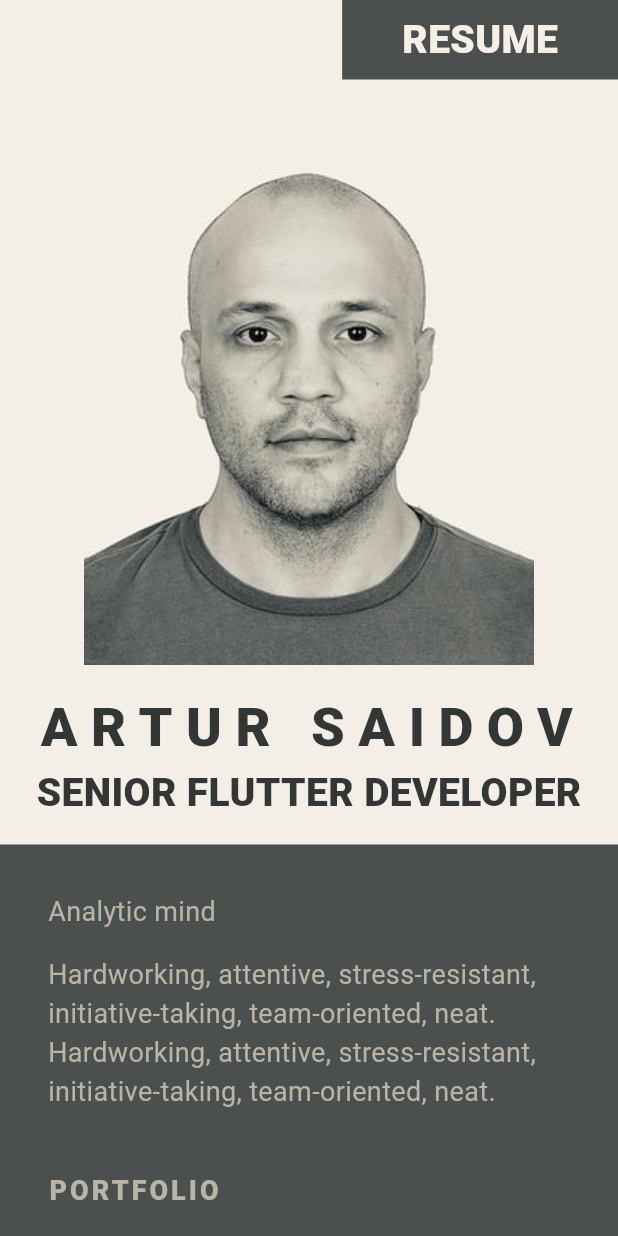
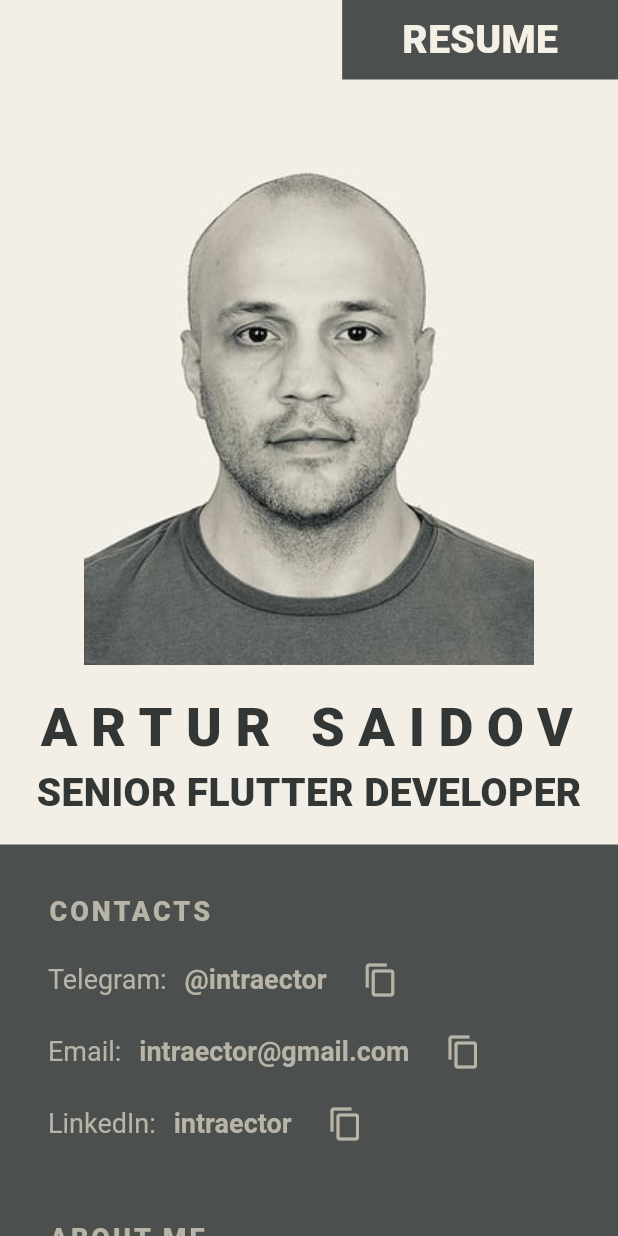
Before and after one commit to intraector/intraector.github.io, a Flutter app: the screen it shows after launch, on a phone screen of 412 x 824 dp. Run offline on Flutter 3.47's test engine with Material 3 defaults, Android fonts, the phone set to English and light mode, and no system bars.

Commit message:
add contacts

```diff
--- a/lib/l10n/intl_en.arb
+++ b/lib/l10n/intl_en.arb
@@ -3,15 +3,18 @@
 	"jobTitle": "Senior Flutter Developer",
 	"location": "Antalya, Turkey",
 	"email": "intraector@gmail.com",
+	"contacts": "Contacts",
 	"experience": "Experience",
+	"aboutMe": "About me",
 	"resume": "Resume",
+	"copied": "Copied",
 	"aboutMeLine1": "Analytic mind",
 	"aboutMeLine2": "Hardworking, attentive, stress-resistant, initiative-taking, team-oriented, neat.",
 	"profSkills": "Professional Skills",
 	"skillsList": "Flutter Web, Android, iOS, Bloc, Provider, MVVM, MVP, Dio, Http, Clean Architecture, SOLID, REST, Google Maps, Git, Firebase, Storage, Cloud Messaging, Cloud Functions, authorization, animations, multiple app flavors/targets, dependency injection, unit testing, mobile analytics, publishing",
 	"education": "Education",
 	"universityTitle": "Dagestan State University, Russia",
-	"universityPeriod": "Graduated in 2005 with Masters Degree in Mathematics",
+	"universityPeriod": "Graduated in 2005, Master's Degree in Mathematics",
 	"portfolio": "Portfolio",
 	"company1Name": "ZapApp",
 	"company1Period": "[2019 - 2021] Flutter Developer",
--- a/lib/main.dart
+++ b/lib/main.dart
@@ -15,7 +15,7 @@ class MainApp extends StatelessWidget {
   Widget build(BuildContext context) {
     return MaterialApp(
       theme: ThemeData(
-        colorSchemeSeed: AppColors.primary,
+        primaryColor: AppColors.primary,
         textButtonTheme: TextButtonThemeData(
           style: TextButton.styleFrom(
             foregroundColor: AppColors.shade2,
--- a/lib/src/big_screen.dart
+++ b/lib/src/big_screen.dart
@@ -51,6 +51,7 @@ class BigScreen extends StatelessWidget {
               const Skills(),
               const SizedBox(height: 32),
               const Education(),
+              const SizedBox(height: 32),
             ],
           ),
         ),
--- a/lib/src/small_screen.dart
+++ b/lib/src/small_screen.dart
@@ -3,8 +3,10 @@ import 'package:flutter/material.dart';
 import 'theme/app_styles.dart';
 import 'utils/context_ext.dart';
 import 'widgets/about_me.dart';
+import 'widgets/education.dart';
 import 'widgets/experience.dart';
 import 'widgets/main_badge.dart';
+import 'widgets/skills.dart';
 
 class SmallScreen extends StatelessWidget {
   const SmallScreen({super.key});
@@ -39,10 +41,17 @@ class SmallScreen extends StatelessWidget {
         ),
         const SizedBox(height: 16),
         const AboutMe(),
-        const SizedBox(height: 16),
         const Padding(
           padding: EdgeInsets.all(32),
           child: Experience(),
+        ),
+        const Padding(
+          padding: EdgeInsets.symmetric(horizontal: 32),
+          child: Skills(),
+        ),
+        const Padding(
+          padding: EdgeInsets.all(32),
+          child: Education(),
         ),
       ],
     );
--- a/lib/src/widgets/about_me.dart
+++ b/lib/src/widgets/about_me.dart
@@ -4,6 +4,7 @@ import 'package:url_launcher/url_launcher.dart';
 import '../theme/app_colors.dart';
 import '../theme/app_styles.dart';
 import '../utils/context_ext.dart';
+import 'copy_button.dart';
 
 class AboutMe extends StatelessWidget {
   const AboutMe({super.key, this.constraints});
@@ -36,6 +37,121 @@ class AboutMe extends StatelessWidget {
       child: Column(
         crossAxisAlignment: CrossAxisAlignment.start,
         children: [
+          Text(
+            context.s.contacts.toUpperCase(),
+            style: AppStyles.s18.copyWith(
+              color: AppColors.shade1,
+              fontWeight: FontWeight.w900,
+              letterSpacing: 2,
+            ),
+          ),
+          const SizedBox(height: 8),
+          RichText(
+            text: TextSpan(
+              text: 'Telegram:',
+              style: AppStyles.s18.copyWith(
+                color: AppColors.shade1,
+              ),
+              children: [
+                WidgetSpan(
+                  alignment: PlaceholderAlignment.middle,
+                  child: TextButton(
+                    onPressed: () {
+                      launchUrl(
+                        Uri.parse('https://t.me/intraector'),
+                      );
+                    },
+                    child: Text(
+                      '@intraector',
+                      style: AppStyles.s18.copyWith(
+                        color: AppColors.shade1,
+                      ),
+                    ),
+                  ),
+                ),
+                const WidgetSpan(
+                  alignment: PlaceholderAlignment.middle,
+                  child: CopyButton(
+                    text: 'intraector',
+                  ),
+                ),
+              ],
+            ),
+          ),
+          RichText(
+            text: TextSpan(
+              text: 'Email:',
+              style: AppStyles.s18.copyWith(
+                color: AppColors.shade1,
+              ),
+              children: [
+                WidgetSpan(
+                  alignment: PlaceholderAlignment.middle,
+                  child: TextButton(
+                    onPressed: () {
+                      launchUrl(
+                        Uri.parse('mailto:intraector@gmail.com'),
+                      );
+                    },
+                    child: Text(
+                      'intraector@gmail.com',
+                      style: AppStyles.s18.copyWith(
+                        color: AppColors.shade1,
+                      ),
+                    ),
+                  ),
+                ),
+                const WidgetSpan(
+                  alignment: PlaceholderAlignment.middle,
+                  child: CopyButton(
+                    text: 'intraector@gmail.com',
+                  ),
+                ),
+              ],
+            ),
+          ),
+          RichText(
+            text: TextSpan(
+              text: 'LinkedIn:',
+              style: AppStyles.s18.copyWith(
+                color: AppColors.shade1,
+              ),
+              children: [
+                WidgetSpan(
+                  alignment: PlaceholderAlignment.middle,
+                  child: TextButton(
+                    onPressed: () {
+                      launchUrl(
+                        Uri.parse('https://www.linkedin.com/in/intraector/'),
+                      );
+                    },
+                    child: Text(
+                      'intraector',
+                      style: AppStyles.s18.copyWith(
+                        color: AppColors.shade1,
+                      ),
+                    ),
+                  ),
+                ),
+                const WidgetSpan(
+                  alignment: PlaceholderAlignment.middle,
+                  child: CopyButton(
+                    text: 'intraector',
+                  ),
+                ),
+              ],
+            ),
+          ),
+          const SizedBox(height: 40),
+          Text(
+            context.s.aboutMe.toUpperCase(),
+            style: AppStyles.s18.copyWith(
+              color: AppColors.shade1,
+              fontWeight: FontWeight.w900,
+              letterSpacing: 2,
+            ),
+          ),
+          const SizedBox(height: 8),
           Text(
             context.s.aboutMeLine1,
             style: AppStyles.s18.copyWith(
--- /dev/null
+++ b/lib/src/widgets/copy_button.dart
@@ -0,0 +1,57 @@
+import 'package:flutter/material.dart';
+import 'package:flutter/services.dart';
+
+import '../theme/app_colors.dart';
+import '../utils/context_ext.dart';
+
+class CopyButton extends StatefulWidget {
+  const CopyButton({
+    required this.text,
+    super.key,
+  });
+
+  final String text;
+
+  @override
+  State<CopyButton> createState() => _CopyButtonState();
+}
+
+class _CopyButtonState extends State<CopyButton> {
+  bool isCopied = false;
+
+  @override
+  Widget build(BuildContext context) {
+    return AnimatedSwitcher(
+      duration: const Duration(milliseconds: 1000),
+      child: isCopied
+          ? SizedBox(
+              height: 40,
+              child: Text(
+                ' ${context.s.copied}!',
+                style: const TextStyle(
+                  color: AppColors.shade2,
+                ),
+              ),
+            )
+          : RepaintBoundary(
+              child: IconButton(
+                icon: const Icon(
+                  Icons.copy,
+                  color: AppColors.shade1,
+                ),
+                onPressed: () {
+                  Clipboard.setData(ClipboardData(text: widget.text));
+                  setState(() {
+                    isCopied = true;
+                  });
+                  Future.delayed(const Duration(seconds: 1)).whenComplete(
+                    () => setState(() {
+                      isCopied = false;
+                    }),
+                  );
+                },
+              ),
+            ),
+    );
+  }
+}
```
Also changed, not shown: docs/assets/fonts/MaterialIcons-Regular.otf, lib/generated/intl/messages_en.dart, lib/generated/l10n.dart, 6 other files.
